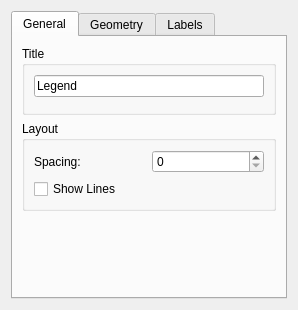
Qt form kchart/shape/ChartLegendConfigWidget.ui (KDE/koffice-chartingshape) before a commit.
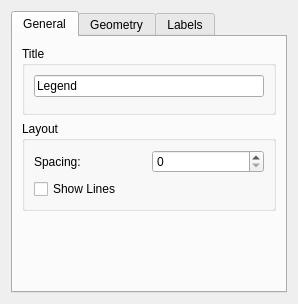
The same form after that commit. Icons and pictures are not drawn. Custom widgets are drawn as their Qt base class.

The edit to the form file:
```diff
--- a/kchart/shape/ChartLegendConfigWidget.ui
+++ b/kchart/shape/ChartLegendConfigWidget.ui
@@ -6,7 +6,7 @@
     <x>0</x>
     <y>0</y>
     <width>298</width>
-    <height>310</height>
+    <height>304</height>
    </rect>
   </property>
   <property name="windowTitle" >
```
Left out of the diff: 96 changed lines with no effect on the pictures.
